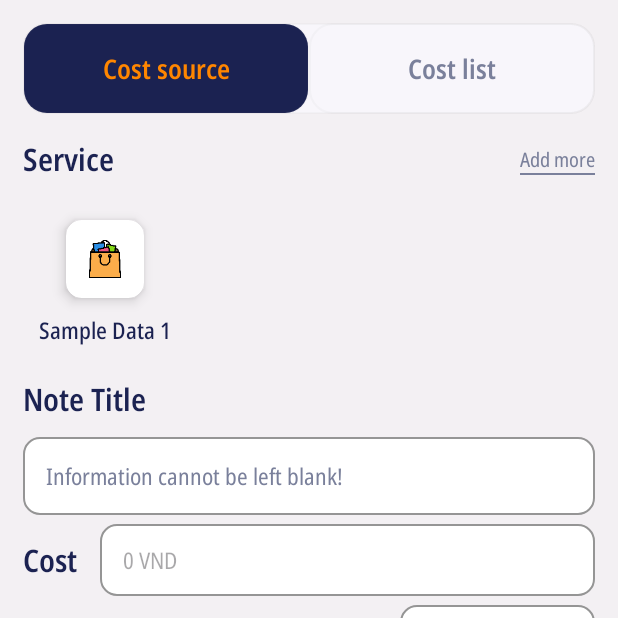
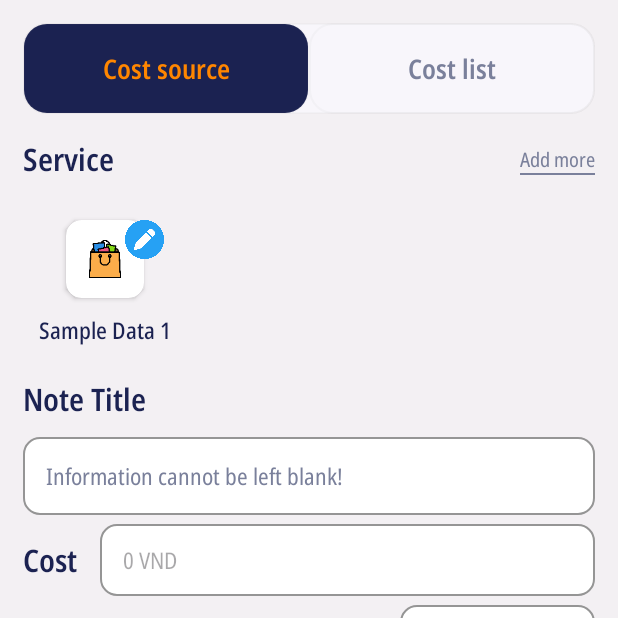
Before and after one commit to duythanh7903/SaveMoney, an Android app: the InputActualCostFragment screen opened directly, with no data from a screen before it, on a phone screen of 412 x 824 dp, the top half of it. Run offline under Robolectric (Android 15) with nearby library versions, the phone set to English and light mode, and no system bars; our stand-ins replace Room's generated code, data binding, sdp/ssp sizes; 2 statements that could not run were skipped.

Commit message:
add fun update child category

```diff
--- a/app/src/main/java/com/example/baseprojectflamingo/database/dao/ChildCategoryDao.kt
+++ b/app/src/main/java/com/example/baseprojectflamingo/database/dao/ChildCategoryDao.kt
@@ -4,6 +4,7 @@ import androidx.lifecycle.LiveData
 import androidx.room.Dao
 import androidx.room.Insert
 import androidx.room.Query
+import androidx.room.Update
 import com.example.baseprojectflamingo.database.entities.ChildCategory
 
 @Dao
@@ -15,4 +16,7 @@ interface ChildCategoryDao {
     @Query("SELECT * FROM CHILD_CATEGORY ORDER BY createdAt DESC")
     fun getAllChildCategories(): LiveData<MutableList<ChildCategory>>
 
+    @Update
+    fun updateChildCategory(category: ChildCategory)
+
 }
--- a/app/src/main/java/com/example/baseprojectflamingo/database/repository/ChildCategoryRepository.kt
+++ b/app/src/main/java/com/example/baseprojectflamingo/database/repository/ChildCategoryRepository.kt
@@ -13,5 +13,9 @@ class ChildCategoryRepository(
         childCateDao.insertChildCategory(category)
     }
 
+    suspend fun updateChildCategory(category: ChildCategory) = withContext(Dispatchers.IO) {
+        childCateDao.updateChildCategory(category)
+    }
+
     fun getAllChildCategories() = childCateDao.getAllChildCategories()
 }
--- a/app/src/main/java/com/example/baseprojectflamingo/ui/adapter/ChildCategoryAdapter.kt
+++ b/app/src/main/java/com/example/baseprojectflamingo/ui/adapter/ChildCategoryAdapter.kt
@@ -12,7 +12,8 @@ import com.example.baseprojectflamingo.databinding.ItemCategoryChildBinding
 
 class ChildCategoryAdapter(
     private val contextParams: Context,
-    private val onClickItem: (category: ChildCategory, index: Int) -> Unit
+    private val onClickItem: (category: ChildCategory, index: Int) -> Unit,
+    private val onEditItem: (category: ChildCategory, index: Int) -> Unit
 ) : BaseRecyclerView<ChildCategory>() {
 
     var indexSelected: Int = -1
@@ -41,7 +42,8 @@ class ChildCategoryAdapter(
 
     override fun onClickViews(binding: ViewDataBinding, obj: ChildCategory, layoutPosition: Int) {
         if (binding is ItemCategoryChildBinding) {
-            binding.root.click { onClickItem.invoke(obj, layoutPosition) }
+            binding.containerImage.click { onClickItem.invoke(obj, layoutPosition) }
+            binding.iconEditCate.click { onEditItem.invoke(obj, layoutPosition) }
         }
     }
 
--- /dev/null
+++ b/app/src/main/java/com/example/baseprojectflamingo/ui/screen/dialog/UpdateCategoryDialog.kt
@@ -0,0 +1,33 @@
+package com.example.baseprojectflamingo.ui.screen.dialog
+
+import android.content.Context
+import com.example.baseprojectflamingo.R
+import com.example.baseprojectflamingo.base.BaseDialog
+import com.example.baseprojectflamingo.base.ext.click
+import com.example.baseprojectflamingo.databinding.DialogUpdateCategoryBinding
+
+class UpdateCategoryDialog(
+    private val context: Context,
+    var onUpdateCategory: ((title: String) -> Unit)? = null,
+    var onInputNull: (() -> Unit)? = null
+) : BaseDialog<DialogUpdateCategoryBinding>(context) {
+
+    override fun getLayoutDialog(): Int = R.layout.dialog_update_category
+
+    override fun initViews() {
+        super.initViews()
+        setCancelable(false)
+    }
+
+    override fun onClickViews() {
+        binding.buttonSave.click {
+            val title = binding.inputCategoryName.text.toString().trim()
+            if (title.isEmpty()) {
+                onInputNull?.invoke()
+            } else {
+                onUpdateCategory?.invoke(title)
+                dismiss()
+            }
+        }
+    }
+}
--- a/app/src/main/java/com/example/baseprojectflamingo/ui/screen/manage_cost/actual/fragment/InputActualCostFragment.kt
+++ b/app/src/main/java/com/example/baseprojectflamingo/ui/screen/manage_cost/actual/fragment/InputActualCostFragment.kt
@@ -21,6 +21,7 @@ import com.example.baseprojectflamingo.databinding.FragmentInputActualCostBindin
 import com.example.baseprojectflamingo.ui.adapter.ChildCategoryAdapter
 import com.example.baseprojectflamingo.ui.adapter.ParentCategoryAdapter
 import com.example.baseprojectflamingo.ui.screen.dialog.AddCategoryDialog
+import com.example.baseprojectflamingo.ui.screen.dialog.UpdateCategoryDialog
 import com.example.baseprojectflamingo.ui.screen.manage_cost.actual.fragment.vm.ActualViewModel
 import com.example.baseprojectflamingo.ui.screen.manage_cost.actual.fragment.vm.ViewModelActualFactory
 
@@ -31,6 +32,7 @@ class InputActualCostFragment :
     private lateinit var adapterParentCat: ParentCategoryAdapter
     private lateinit var adapterChildCat: ChildCategoryAdapter
     private lateinit var viewModel: ActualViewModel
+    private lateinit var dialogUpdateCategory: UpdateCategoryDialog
 
     private var parentCatSelected: ParentCategory? = null
     private var childCatSelected: ChildCategory? = null
@@ -43,6 +45,11 @@ class InputActualCostFragment :
         observe()
         clickViews()
         initInputTime()
+        initDialogUpdateCategory()
+    }
+
+    private fun initDialogUpdateCategory() {
+        dialogUpdateCategory = UpdateCategoryDialog(requireActivity())
     }
 
     override fun initData() = Unit
@@ -146,6 +153,19 @@ class InputActualCostFragment :
                     adapterChildCat.notifyItemChanged(indexSelectedBefore)
                     childCatSelected = categoryChild
                 }
+            }, onEditItem = { categoryChild, index ->
+                if (categoryChild.id == 0L) {
+                    activity?.showToast(R.string.this_is_sample_item)
+                } else {
+                    dialogUpdateCategory.apply {
+                        onInputNull =
+                            { requireActivity().showToast(R.string.this_field_cannot_be_left_blank) }
+                        onUpdateCategory = { title ->
+                            categoryChild.categoryName = title
+                            viewModel.updateChildCate(categoryChild)
+                        }
+                    }.show()
+                }
             }
         )
 
--- a/app/src/main/java/com/example/baseprojectflamingo/ui/screen/manage_cost/actual/fragment/vm/ActualViewModel.kt
+++ b/app/src/main/java/com/example/baseprojectflamingo/ui/screen/manage_cost/actual/fragment/vm/ActualViewModel.kt
@@ -46,6 +46,11 @@ class ActualViewModel(
             parentCateRepo.insertAllCategoryParent(list)
             cancel()
         }
+
+    fun updateChildCate(category: ChildCategory) = viewModelScope.launch(Dispatchers.IO) {
+        childCatRepo.updateChildCategory(category)
+        cancel()
+    }
 
     fun insertChildCate(catName: String, parentCate: ParentCategory) =
         viewModelScope.launch(Dispatchers.IO) {
--- a/app/src/main/java/com/example/baseprojectflamingo/ui/screen/manage_cost/estimate/frg/vm/EstViewModel.kt
+++ b/app/src/main/java/com/example/baseprojectflamingo/ui/screen/manage_cost/estimate/frg/vm/EstViewModel.kt
@@ -40,6 +40,11 @@ class EstViewModel(
             parentCateRepo.insertAllCategoryParent(list)
             cancel()
         }
+
+    fun updateChildCate(category: ChildCategory) = viewModelScope.launch(Dispatchers.IO) {
+        childCatRepo.updateChildCategory(category)
+        cancel()
+    }
 
     fun insertChildCate(catName: String, parentCate: ParentCategory) =
         viewModelScope.launch(Dispatchers.IO) {
--- a/app/src/main/java/com/example/baseprojectflamingo/ui/screen/manage_income/expected/frg/vm/ExpectedViewModel.kt
+++ b/app/src/main/java/com/example/baseprojectflamingo/ui/screen/manage_income/expected/frg/vm/ExpectedViewModel.kt
@@ -31,6 +31,11 @@ class ExpectedViewModel(
             cancel()
         }
 
+    fun updateChildCate(category: ChildCategory) = viewModelScope.launch(Dispatchers.IO) {
+        childCatRepo.updateChildCategory(category)
+        cancel()
+    }
+
     fun insertChildCate(catName: String, parentCate: ParentCategory) =
         viewModelScope.launch(Dispatchers.IO) {
             val category = ChildCategory(
--- a/app/src/main/java/com/example/baseprojectflamingo/ui/screen/manage_income/real/frg/vm/RealViewModel.kt
+++ b/app/src/main/java/com/example/baseprojectflamingo/ui/screen/manage_income/real/frg/vm/RealViewModel.kt
@@ -55,6 +55,11 @@ class RealViewModel(
             childCatRepo.insertCategory(category)
             cancel()
         }
+
+    fun updateChildCate(category: ChildCategory) = viewModelScope.launch(Dispatchers.IO) {
+        childCatRepo.updateChildCategory(category)
+        cancel()
+    }
 
     fun saveRecordRealIncome(record: RecordRealIncome, context: Context) =
         viewModelScope.launch(Dispatchers.IO) {
--- a/app/src/main/res/layout/item_category_child.xml
+++ b/app/src/main/res/layout/item_category_child.xml
@@ -7,7 +7,7 @@
 
     </data>
 
-    <LinearLayout
+    <androidx.constraintlayout.widget.ConstraintLayout
         android:id="@+id/iconCategory"
         android:layout_width="@dimen/_84sdp"
         android:layout_height="wrap_content"
@@ -16,11 +16,14 @@
         android:orientation="vertical">
 
         <androidx.cardview.widget.CardView
+            android:id="@+id/containerImage"
             android:layout_width="@dimen/_40sdp"
             android:layout_height="@dimen/_40sdp"
             android:layout_margin="@dimen/_8sdp"
             app:cardCornerRadius="@dimen/_8sdp"
-            app:cardElevation="@dimen/_4sdp">
+            app:layout_constraintEnd_toEndOf="parent"
+            app:layout_constraintStart_toStartOf="parent"
+            app:layout_constraintTop_toTopOf="parent">
 
             <ImageView
                 android:id="@+id/iconCategoryChild"
@@ -36,16 +39,31 @@
             android:id="@+id/textCategoryName"
             android:layout_width="wrap_content"
             android:layout_height="wrap_content"
-            android:fontFamily="@font/font_medium"
-            tools:text="Category name"
-            android:textColor="@color/text_dark_blue"
-            android:textSize="@dimen/_12ssp"
+            android:layout_marginTop="@dimen/_8sdp"
             android:ellipsize="marquee"
             android:focusable="true"
             android:focusableInTouchMode="true"
+            android:fontFamily="@font/font_medium"
             android:marqueeRepeatLimit="marquee_forever"
             android:scrollHorizontally="true"
-            android:singleLine="true" />
+            android:singleLine="true"
+            android:textColor="@color/text_dark_blue"
+            android:textSize="@dimen/_12ssp"
+            app:layout_constraintEnd_toEndOf="parent"
+            app:layout_constraintStart_toStartOf="parent"
+            app:layout_constraintTop_toBottomOf="@id/containerImage"
+            tools:text="Category name" />
 
-    </LinearLayout>
+        <ImageView
+            android:id="@+id/iconEditCate"
+            android:layout_width="@dimen/_20sdp"
+            android:layout_height="@dimen/_20sdp"
+            android:contentDescription="@string/app_name"
+            android:elevation="@dimen/_10sdp"
+            android:src="@drawable/icon_edit_child_cat"
+            app:layout_constraintEnd_toEndOf="@id/containerImage"
+            app:layout_constraintStart_toEndOf="@id/containerImage"
+            app:layout_constraintTop_toTopOf="@id/containerImage" />
+
+    </androidx.constraintlayout.widget.ConstraintLayout>
 </layout>
--- a/app/src/main/res/values/strings.xml
+++ b/app/src/main/res/values/strings.xml
@@ -90,4 +90,6 @@
     <string name="please_allow_us_to_access_your_camera_and_take_picture">Please allow us to access your camera and take picture.</string>
     <string name="message_denied_camera_permission">You need to grant camera permission to use this feature!</string>
     <string name="something_went_wrong">Something went wrong!</string>
+    <string name="update_categories">Update Categories</string>
+    <string name="update">Update</string>
 </resources>
```
Also changed, not shown: app/src/main/java/com/example/baseprojectflamingo/ui/screen/manage_cost/estimate/frg/InputEstCostFragment.kt (+16 -0 lines), app/src/main/java/com/example/baseprojectflamingo/ui/screen/manage_income/expected/frg/InputExpectedIncomeFragment.kt (+16 -0 lines), app/src/main/java/com/example/baseprojectflamingo/ui/screen/manage_income/real/frg/InputRealIncomeFragment.kt (+20 -0 lines), app/src/main/res/layout/dialog_update_category.xml (added, +68 -0 lines), app/src/main/res/drawable/icon_edit_child_cat.png (added).
